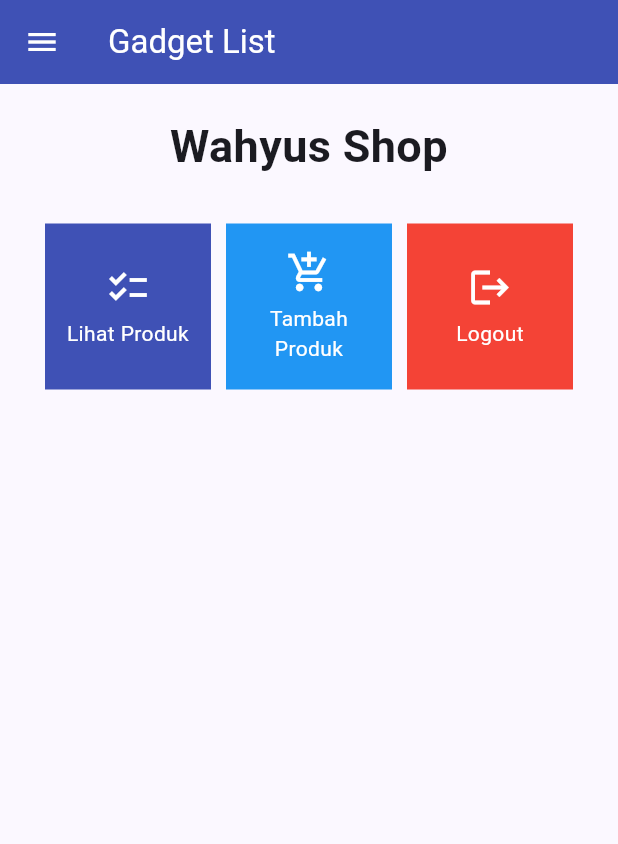
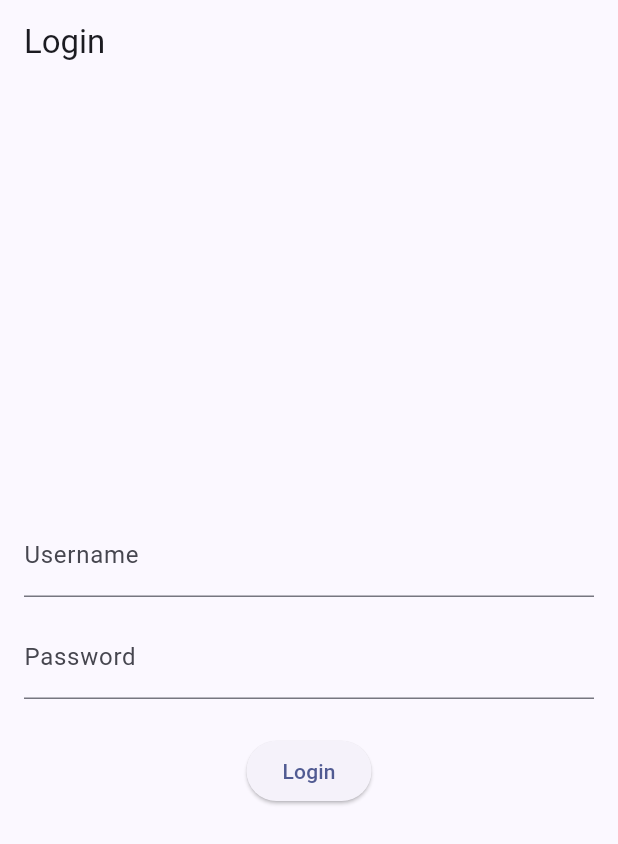
Before and after one commit to WahyuSuryansyah/wahyus_shop_flutter, a Flutter app: the screen it shows after launch, on a phone screen of 412 x 824 dp. Shown: the top 844 px of the screen. Run offline on Flutter 3.47's test engine with Material 2 defaults, Android fonts, the light colour scheme and no system bars; missing offline and left inert: pbp_django_auth.

Commit message:
Tugas 9 Selesai

```diff
--- a/lib/main.dart
+++ b/lib/main.dart
@@ -1,38 +1,34 @@
 import 'package:flutter/material.dart';
 import 'package:wahyus_shop/screens/menu.dart';
+import 'package:wahyus_shop/screens/login.dart';
+import 'package:provider/provider.dart';
+import 'package:pbp_django_auth/pbp_django_auth.dart';
+
+
 
 void main() {
   runApp(const MyApp());
 }
 
+
 class MyApp extends StatelessWidget {
-  const MyApp({super.key});
+    const MyApp({Key? key}) : super(key: key);
 
-  // This widget is the root of your application.
     @override
     Widget build(BuildContext context) {
-    return MaterialApp(
-      title: 'Flutter Demo',
+        return Provider(
+            create: (_) {
+                CookieRequest request = CookieRequest();
+                return request;
+            },
+            child: MaterialApp(
+                title: 'Flutter App',
                 theme: ThemeData(
-        // This is the theme of your application.
-        //
-        // TRY THIS: Try running your application with "flutter run". You'll see
-        // the application has a blue toolbar. Then, without quitting the app,
-        // try changing the seedColor in the colorScheme below to Colors.green
-        // and then invoke "hot reload" (save your changes or press the "hot
-        // reload" button in a Flutter-supported IDE, or press "r" if you used
-        // the command line to start the app).
-        //
-        // Notice that the counter didn't reset back to zero; the application
-        // state is not lost during the reload. To reset the state, use hot
-        // restart instead.
-        //
-        // This works for code too, not just values: Most code changes can be
-        // tested with just a hot reload.
                     colorScheme: ColorScheme.fromSeed(seedColor: Colors.indigo),
                     useMaterial3: true,
                 ),
-      home: MyHomePage()
+                home: LoginPage(),
+                ),
             );
     }
 }
--- /dev/null
+++ b/lib/screens/login.dart
@@ -0,0 +1,115 @@
+import 'package:wahyus_shop/screens/menu.dart';
+import 'package:flutter/material.dart';
+import 'package:pbp_django_auth/pbp_django_auth.dart';
+import 'package:provider/provider.dart';
+
+
+void main() {
+    runApp(const LoginApp());
+}
+
+class LoginApp extends StatelessWidget {
+const LoginApp({super.key});
+
+@override
+Widget build(BuildContext context) {
+    return MaterialApp(
+        title: 'Login',
+        theme: ThemeData(
+            primarySwatch: Colors.blue,
+    ),
+    home: const LoginPage(),
+    );
+    }
+}
+
+class LoginPage extends StatefulWidget {
+    const LoginPage({super.key});
+
+    @override
+    _LoginPageState createState() => _LoginPageState();
+}
+
+class _LoginPageState extends State<LoginPage> {
+    final TextEditingController _usernameController = TextEditingController();
+    final TextEditingController _passwordController = TextEditingController();
+
+    @override
+    Widget build(BuildContext context) {
+        final request = context.watch<CookieRequest>();
+        return Scaffold(
+            appBar: AppBar(
+                title: const Text('Login'),
+            ),
+            body: Container(
+                padding: const EdgeInsets.all(16.0),
+                child: Column(
+                    mainAxisAlignment: MainAxisAlignment.center,
+                    children: [
+                        TextField(
+                            controller: _usernameController,
+                            decoration: const InputDecoration(
+                                labelText: 'Username',
+                            ),
+                        ),
+                        const SizedBox(height: 12.0),
+                        TextField(
+                            controller: _passwordController,
+                            decoration: const InputDecoration(
+                                labelText: 'Password',
+                            ),
+                            obscureText: true,
+                        ),
+                        const SizedBox(height: 24.0),
+                        ElevatedButton(
+                            onPressed: () async {
+                                String username = _usernameController.text;
+                                String password = _passwordController.text;
+
+                                // Cek kredensial
+                                // TODO: Ganti URL dan jangan lupa tambahkan trailing slash (/) di akhir URL!
+                                // Untuk menyambungkan Android emulator dengan Django pada localhost,
+                                // gunakan URL http://10.0.2.2/
+                                final response = await request.login("http://127.0.0.1:8000/auth/login/", {
+                                'username': username,
+                                'password': password,
+                                });
+
+                                if (request.loggedIn) {
+                                    String message = response['message'];
+                                    String uname = response['username'];
+                                    Navigator.pushReplacement(
+                                        context,
+                                        MaterialPageRoute(builder: (context) => MyHomePage()),
+                                    );
+                                    ScaffoldMessenger.of(context)
+                                        ..hideCurrentSnackBar()
+                                        ..showSnackBar(
+                                            SnackBar(content: Text("$message Selamat datang, $uname.")));
+                                    } else {
+                                    showDialog(
+                                        context: context,
+                                        builder: (context) => AlertDialog(
+                                            title: const Text('Login Gagal'),
+                                            content:
+                                                Text(response['message']),
+                                            actions: [
+                                                TextButton(
+                                                    child: const Text('OK'),
+                                                    onPressed: () {
+                                                        Navigator.pop(context);
+                                                    },
+                                                ),
+                                            ],
+                                        ),
+                                    );
+                                }
+                            },
+                            child: const Text('Login'),
+                        ),
+                    ],
+                ),
+            ),
+        );
+    }
+}
--- a/pubspec.yaml
+++ b/pubspec.yaml
@@ -35,6 +35,9 @@
   # The following adds the Cupertino Icons font to your application.
   # Use with the CupertinoIcons class for iOS style icons.
   cupertino_icons: ^1.0.2
+  provider: ^6.1.1
+  pbp_django_auth: ^0.4.0
+  http: ^1.1.0
 
 dev_dependencies:
   flutter_test:
```
Also changed, not shown: lib/models/product.dart (added, +67 -0 lines), lib/screens/list_product.dart (added, +91 -0 lines), lib/screens/shoplist_form.dart (+37 -38 lines), lib/widgets/left_drawer.dart (+14 -2 lines), lib/widgets/shop_card.dart (+36 -10 lines), pubspec.lock, 2 other files. Lines whose indentation alone changed are shown as unchanged.
